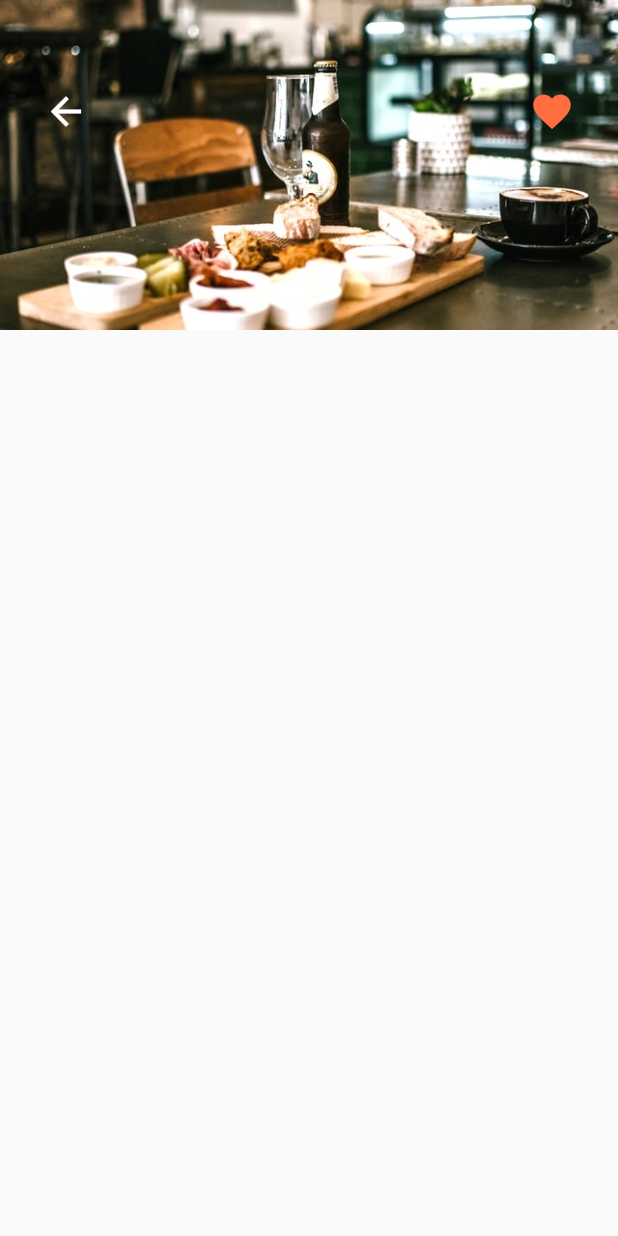
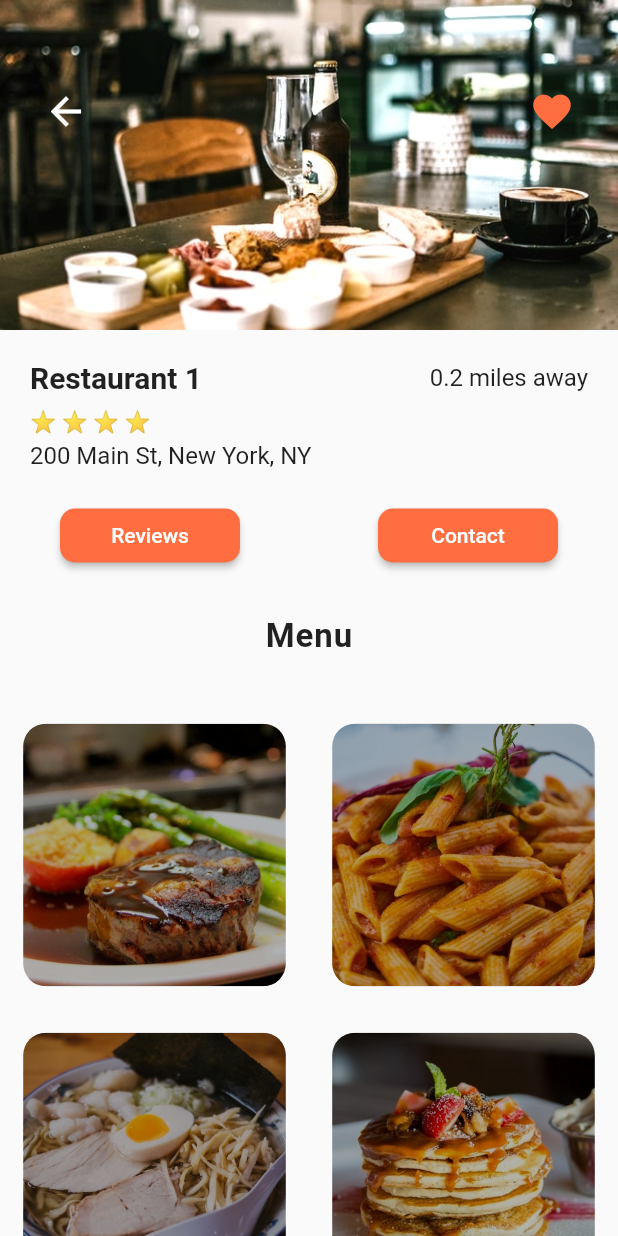
Before and after one commit to zetro-malik/Flutter-Food-Delivery-App-UI, a Flutter app: the screen it shows after launch, after a tap on "Restaurant 1", on a phone screen of 412 x 824 dp. Run offline on Flutter 3.47's test engine with Material 2 defaults, Android fonts, the phone set to English and light mode, and no system bars.

Commit message:
add menu in restaurant_screen

```diff
--- a/lib/screens/restaurant_screen.dart
+++ b/lib/screens/restaurant_screen.dart
@@ -1,10 +1,11 @@
 import 'package:flutter/material.dart';
 import 'package:flutter/src/widgets/framework.dart';
 import 'package:flutter/src/widgets/placeholder.dart';
+import 'package:food_delivery_app/Model/food.dart';
 import 'package:food_delivery_app/Model/restaurant.dart';
+import 'package:food_delivery_app/widgets/rating_stars..dart';
 
 class RestaurantScreen extends StatefulWidget {
-
   final Restaurant obj;
 
   RestaurantScreen({required this.obj});
@@ -14,9 +15,51 @@ class RestaurantScreen extends StatefulWidget {
 }
 
 class _RestaurantScreenState extends State<RestaurantScreen> {
+
+ _builderMenuItem(Food food){
+  return Center(
+    child: Stack(
+      children: [
+       Container(
+        height: 175.0,
+        width: 175.0,
+        decoration: BoxDecoration(
+          borderRadius: BorderRadius.circular(15.0),
+          image: DecorationImage(image: AssetImage(food.imageUrl),fit: BoxFit.cover)),
+       ),
+       Container(
+         height: 175.0,
+        width: 175.0,
+        decoration: BoxDecoration(
+          borderRadius: BorderRadius.circular(15.0),
+          gradient: LinearGradient(
+            begin: Alignment.topRight,
+            end: Alignment.bottomLeft,
+            colors: [
+              Colors.black.withOpacity(0.3),
+              Colors.black87.withOpacity(0.3),
+             Colors.black54.withOpacity(0.3),
+             Colors.black38.withOpacity(0.3),
+            ],
+            stops: const [
+              0.1,
+              0.4,
+              0.6,
+              0.9
+            ]
+          )
+        ),
+       )
+      ],
+    ),
+  );
+ }
+
+
+
   @override
   Widget build(BuildContext context) {
-    return  Scaffold(
+    return Scaffold(
       body: Column(
           children: [
             Stack(
@@ -29,22 +72,110 @@ class _RestaurantScreenState extends State<RestaurantScreen> {
                       fit: BoxFit.cover,
                       image: AssetImage(widget.obj.imageUrl)),
                 ),
-
                 Padding(
-                  padding: const EdgeInsets.symmetric(horizontal:  20.0, vertical: 50.0),
+                  padding: const EdgeInsets.symmetric(
+                      horizontal: 20.0, vertical: 50.0),
                   child: Row(
                     mainAxisAlignment: MainAxisAlignment.spaceBetween,
                     children: [
-                      IconButton(onPressed: () => Navigator.pop(context), icon:const Icon(Icons.arrow_back),color: Colors.white,iconSize: 30.0,),
-                      IconButton(onPressed: () => Navigator.pop(context), icon:const Icon(Icons.favorite),color: Colors.deepOrangeAccent,iconSize: 30.0,),
+                      IconButton(
+                        onPressed: () => Navigator.pop(context),
+                        icon: const Icon(Icons.arrow_back),
+                        color: Colors.white,
+                        iconSize: 30.0,
+                      ),
+                      IconButton(
+                        onPressed: () => Navigator.pop(context),
+                        icon: const Icon(Icons.favorite),
+                        color: Colors.deepOrangeAccent,
+                        iconSize: 30.0,
+                      ),
+                    ],
+                  ),
+                ),
+              ],
+            ),
+            Padding(
+              padding: const EdgeInsets.all(20.0),
+              child: Column(
+                crossAxisAlignment: CrossAxisAlignment.start,
+                children: [
+                  Row(
+                    mainAxisAlignment: MainAxisAlignment.spaceBetween,
+                    children: [
+                      Text(
+                        widget.obj.name,
+                        style: const TextStyle(
+                            fontSize: 20.0, fontWeight: FontWeight.w600),
+                      ),
+                      const Text(
+                        '0.2 miles away',
+                        style: TextStyle(fontSize: 16.0),
+                      ),
+                    ],
+                  ),
+                  const SizedBox(height: 10),
+                  RatingStars(rating: widget.obj.rating),
+                  const SizedBox(height: 5),
+                  Text(
+                    widget.obj.address,
+                    style: const TextStyle(fontSize: 16.0),
+                  ),
+                  Padding(
+                      padding: const EdgeInsets.all(20.0),
+                      child: Row(
+                        mainAxisAlignment: MainAxisAlignment.spaceBetween,
+                        children: [
+                          Container(
+                            width: 120,
+                            child: ElevatedButton(
+                              onPressed: () {
+                                // Handle button 1 press
+                              },
+                              style: ElevatedButton.styleFrom(                              primary: Colors.deepOrangeAccent,
+                                shape: RoundedRectangleBorder(
+                                  borderRadius: BorderRadius.circular(10.0),
+                                ),
+                              ),
+                              child:const Text('Reviews'),
+                            ),
+                          ),
 
+                          Container(
+                            width: 120,
+                            child: ElevatedButton(
+                              onPressed: () {
+
+                              },
+                              style: ElevatedButton.styleFrom(
+                                primary: Colors.deepOrangeAccent,
+                                shape: RoundedRectangleBorder(
+                                  borderRadius: BorderRadius.circular(10.0),
+                                ),
+                              ),
+                              child:const Text('Contact'),
+                            ),
+                          ),
                         ],
+                      )),
+                      const SizedBox(height: 10.0,),
+                      const Center(child: Text('Menu',style: TextStyle(letterSpacing: 0.6,fontSize: 22,fontWeight: FontWeight.w600),),),
+                      const SizedBox(height: 10.0,),
+                ],
+              ),
+            ),
+              Expanded(
+                        child: GridView.count(
+                          crossAxisCount: 2,
+                          children: List.generate(widget.obj.menu.length, (index) {
+                            Food food = widget.obj.menu[index];
+                            return _builderMenuItem(food);
+                          }),
                           ),
                       )
           ],
-          )
-        ],
         ),
+
     );
   }
 }
```
Lines whose indentation alone changed are shown as unchanged.
